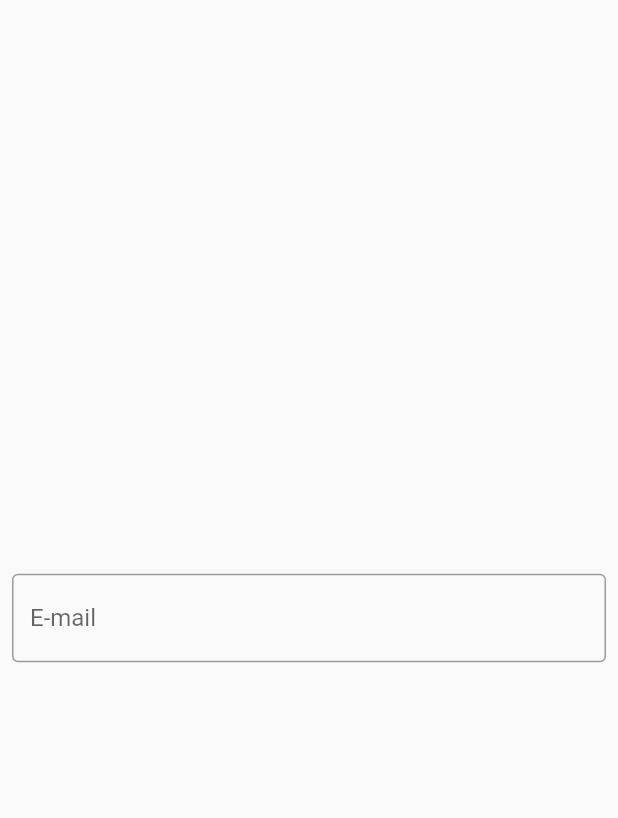
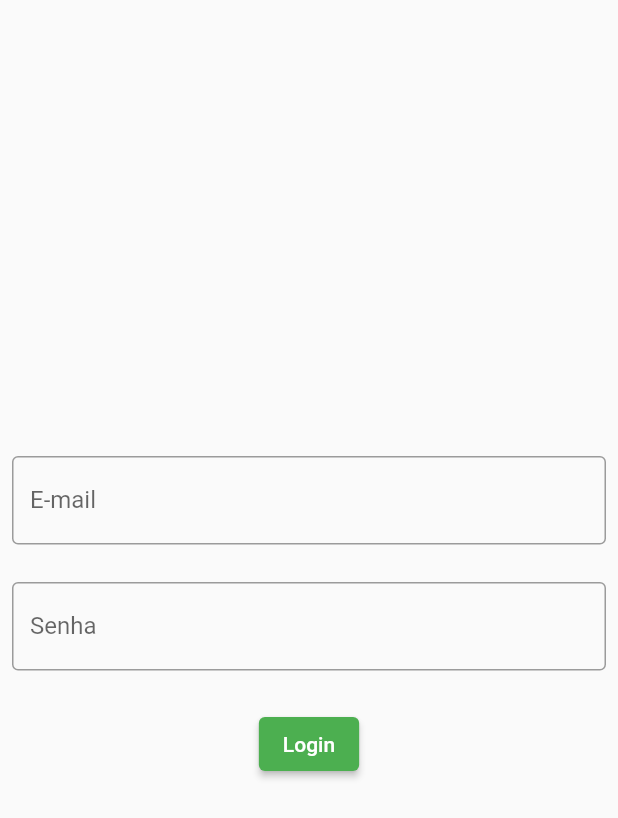
Before and after one commit to carlosviniamar/Dispositivo_Moveis, a Flutter app: the screen it shows after launch, on a phone screen of 412 x 824 dp. Shown: the top 818 px of the screen. Run offline on Flutter 3.47's test engine with Material 2 defaults, Android fonts, the phone set to English and light mode, and no system bars.

Commit message:
Versão 2.8
Campos e Botão Login

```diff
--- a/lib/login_page.dart
+++ b/lib/login_page.dart
@@ -20,11 +20,26 @@ class _LoginPageState extends State<LoginPage> {
           mainAxisAlignment: MainAxisAlignment.center,
           children: [
             TextField(
+              keyboardType: TextInputType.emailAddress,
               decoration: InputDecoration(
                 labelText: 'E-mail',
                 border: OutlineInputBorder(),
               ),
             ),
+            SizedBox(
+              height: 25,
+            ),
+            TextField(
+              obscureText: true,
+              decoration: InputDecoration(
+                labelText: 'Senha',
+                border: OutlineInputBorder(),
+              ),
+            ),
+            SizedBox(
+              height: 25,
+            ),
+            ElevatedButton(onPressed: () {}, child: Text('Login')) //botão
           ],
         ),
       ),
```
